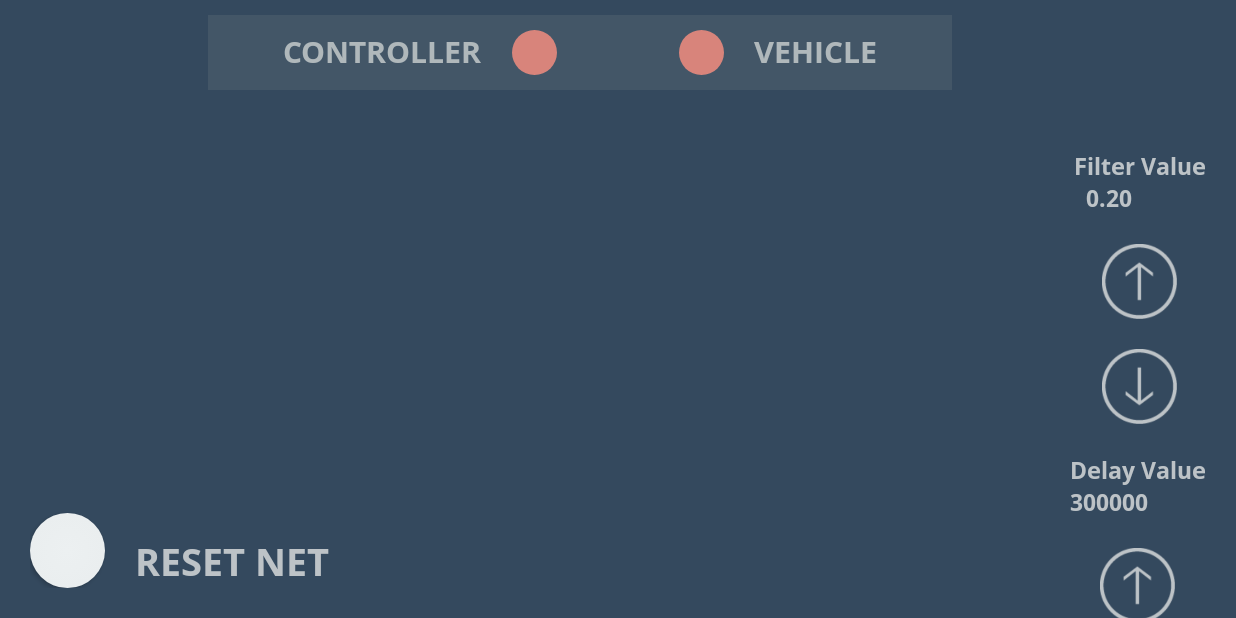
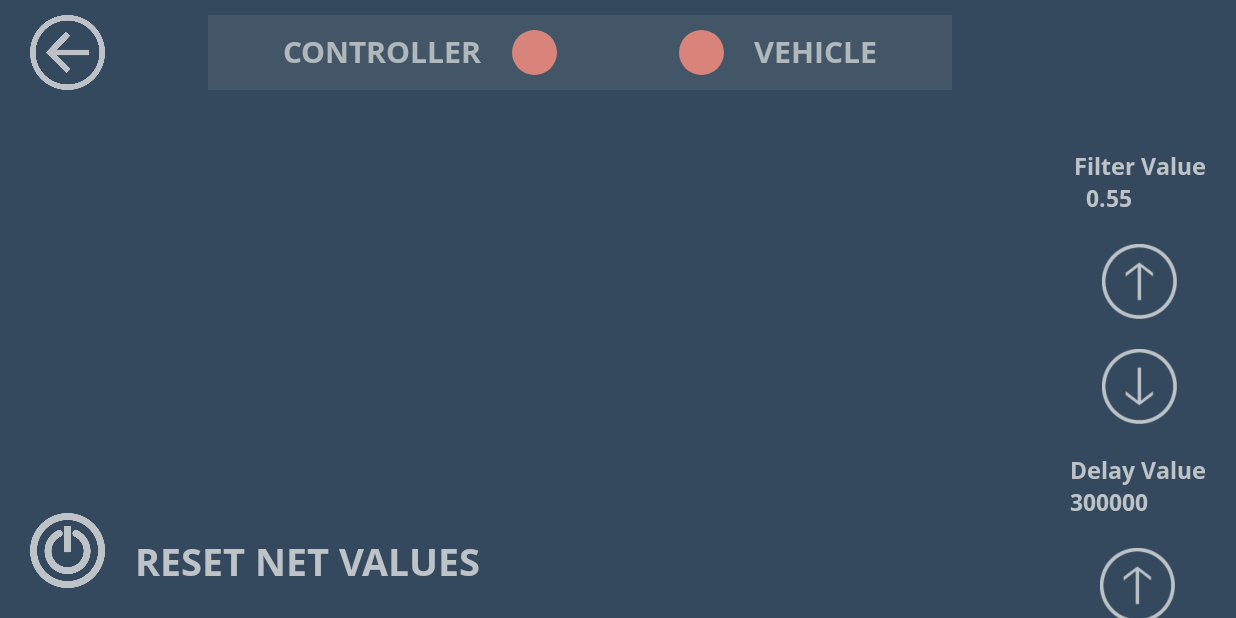
Before and after one commit to dkim89/FPGAController, an Android app: the fragment ExamineAccelFragment placed in its activity, after a tap on an icon or button, on a phone screen of 824 x 412 dp (held sideways). Run offline under Robolectric (Android 15) with nearby library versions, the phone set to English and light mode, and no system bars.

Commit message:
modifications to UI and navigation

```diff
--- a/app/src/main/java/spring15/ec551/fpgacontroller/accelerometer/AccelerometerHighPassFilter.java
+++ b/app/src/main/java/spring15/ec551/fpgacontroller/accelerometer/AccelerometerHighPassFilter.java
@@ -1,4 +1,5 @@
 package spring15.ec551.fpgacontroller.accelerometer;
+
 import spring15.ec551.fpgacontroller.resources.UserConfigurationObject;
 
 /**
@@ -24,7 +25,6 @@ public class AccelerometerHighPassFilter {
 
     public AccelerometerHighPassFilter(float factor) {
         kFilteringFactor = factor;
-//        setDefaultConfiguration();
     }
 
     public AccelerometerHighPassFilter(UserConfigurationObject mConfigObject) {
@@ -44,6 +44,7 @@ public class AccelerometerHighPassFilter {
         return new float[] {mAccel[X], mAccel[Y], mAccel[Z]};
     }
 
+
     /** Default configuration settings for the controller */
     public void setDefaultConfiguration() {
         // TODO
--- a/app/src/main/java/spring15/ec551/fpgacontroller/accelerometer/ControllerVehicleInterfacer.java
+++ b/app/src/main/java/spring15/ec551/fpgacontroller/accelerometer/ControllerVehicleInterfacer.java
@@ -6,6 +6,8 @@ import android.hardware.SensorEvent;
 import android.hardware.SensorEventListener;
 import android.hardware.SensorManager;
 import android.util.Log;
+
+import spring15.ec551.fpgacontroller.fragments.FragmentBackButtonInitializer;
 
 /**
  * Created by davidkim on 3/26/15.
@@ -24,12 +26,13 @@ public class ControllerVehicleInterfacer implements SensorEventListener {
     private AccelerometerHighPassFilter mFilter;
     public ControllerInterfaceListener mInterface;
 
+
     /** The filtered accelerometer values from AccelerometerHighPassFilter */
     float mBaseValues[] = {0.0f, 0.0f, 0.0f};
     float mFilterValues[] = {0.0f, 0.0f, 0.0f};
 
     private final int DELAY_FACTOR = 100000;
-    private final int DELAY_VALUE_LIMIT = 21474;
+    private final int DELAY_VALUE_LIMIT = 20000;
     private int mDelayValue;
 
     public ControllerVehicleInterfacer(Context context, ControllerInterfaceListener interfacer) {
@@ -42,7 +45,7 @@ public class ControllerVehicleInterfacer implements SensorEventListener {
 
         mDelayValue = SensorManager.SENSOR_DELAY_NORMAL;
         registerSensor();
-        mFilter = new AccelerometerHighPassFilter(0.1f);
+        mFilter = new AccelerometerHighPassFilter(0.5f);
     }
 
     public float getFilterValue() {
@@ -55,20 +58,20 @@ public class ControllerVehicleInterfacer implements SensorEventListener {
 
     public void increaseFilterValue() {
         if (mFilter.kFilteringFactor < 1.0f) {
-            if (mFilter.kFilteringFactor > 0.9f) {
+            if (mFilter.kFilteringFactor > 0.95f) {
                 mFilter.kFilteringFactor = 1.0f;
             } else {
-                mFilter.kFilteringFactor += 0.1f;
+                mFilter.kFilteringFactor += 0.05f;
             }
         }
     }
 
     public void decreaseFilterValue() {
         if (mFilter.kFilteringFactor > 0.0f) {
-            if (mFilter.kFilteringFactor < 0.1f) {
+            if (mFilter.kFilteringFactor < 0.05f) {
                 mFilter.kFilteringFactor = 0.0f;
             } else {
-                mFilter.kFilteringFactor -= 0.1f;
+                mFilter.kFilteringFactor -= 0.05f;
             }
         }
     }
--- a/app/src/main/java/spring15/ec551/fpgacontroller/activities/MainActivity.java
+++ b/app/src/main/java/spring15/ec551/fpgacontroller/activities/MainActivity.java
@@ -10,12 +10,13 @@ import android.view.MenuItem;
 import android.view.View;
 import android.widget.Button;
 
+import spring15.ec551.fpgacontroller.fragments.FragmentBackButtonInitializer;
 import spring15.ec551.fpgacontroller.fragments.MenuFragment;
 import spring15.ec551.fpgacontroller.fragments.MenuInterfaceListener;
 import spring15.ec551.fpgacontroller.R;
 import spring15.ec551.fpgacontroller.fragments.ExamineAccelFragment;
 
-public class MainActivity extends ActionBarActivity implements MenuInterfaceListener {
+public class MainActivity extends ActionBarActivity implements MenuInterfaceListener, FragmentBackButtonInitializer {
 
     final String CONTROLLER_SETTINGS_FRAGMENT = "controller_settings_fragment";
     final String MENU_FRAGMENT = "Menu Fragment";
@@ -36,35 +37,11 @@ public class MainActivity extends ActionBarActivity implements MenuInterfaceList
         mControllerIndicator = findViewById(R.id.controller_indicator);
         mVehicleIndicator = findViewById(R.id.vehicle_indicator);
         mBackButton = (Button) findViewById(R.id.back_button);
-        mBackButton.setVisibility(View.INVISIBLE);
 
         // If no fragment is visible
         if (savedInstanceState == null) {
-            initializeMenuFragment();
+            initializeMenuFragment(false);
         }
-    }
-
-    @Override
-    public void onResume() {
-        super.onResume();
-
-//        if (mCurrentFragmentTag.equals(CONTROLLER_SETTINGS_FRAGMENT)) {
-//            mSensorManager.registerListener(
-//                    (SensorEventListener) getFragmentManager().findFragmentByTag(CONTROLLER_SETTINGS_FRAGMENT),
-//                    mAccelerometer, SensorManager.SENSOR_DELAY_NORMAL);
-//        }
-    }
-
-    @Override
-    public void onPause() {
-        super.onPause();
-        // Disable the sensor when application is not being used to convserve battery
-//        if (mSensorManager.getDefaultSensor(Sensor.TYPE_ACCELEROMETER) != null) {
-//            if (mCurrentFragmentTag.equals(CONTROLLER_SETTINGS_FRAGMENT)) {
-//                mSensorManager.unregisterListener(
-//                        (SensorEventListener) getFragmentManager().findFragmentByTag(CONTROLLER_SETTINGS_FRAGMENT));
-//            }
-//        }
     }
 
     /** Listener for MenuFragment ListView */
@@ -76,31 +53,26 @@ public class MainActivity extends ActionBarActivity implements MenuInterfaceList
 
 
     /** MenuFragment Transactions */
-    private void initializeMenuFragment() {
+    private void initializeMenuFragment(boolean backstack) {
+        if (!backstack) {
             MenuFragment menuFragment = MenuFragment.newInstance();
             FragmentTransaction transaction = getFragmentManager().beginTransaction();
-        transaction.replace(R.id.fragment_container, menuFragment, MENU_FRAGMENT);
-        transaction.addToBackStack(MENU_FRAGMENT);
+            transaction.add(R.id.fragment_container, menuFragment);
             transaction.commit();
+        }
 
         mBackButton.setVisibility(View.INVISIBLE);
     }
 
     /** ControllerSettingsFragment */
     private void initializeControllerSettingsFragment() {
+        if (getFragmentManager().findFragmentByTag(CONTROLLER_SETTINGS_FRAGMENT) == null) {
             ExamineAccelFragment controllerSettingFragment = ExamineAccelFragment.newInstance();
             FragmentTransaction transaction = getFragmentManager().beginTransaction();
             transaction.replace(R.id.fragment_container, controllerSettingFragment, CONTROLLER_SETTINGS_FRAGMENT);
             transaction.addToBackStack(CONTROLLER_SETTINGS_FRAGMENT);
             transaction.commit();
-
-        mBackButton.setVisibility(View.VISIBLE);
-        mBackButton.setOnClickListener(new View.OnClickListener() {
-            @Override
-            public void onClick(View v) {
-                initializeMenuFragment();
         }
-        });
     }
 
     @Override
@@ -120,4 +92,15 @@ public class MainActivity extends ActionBarActivity implements MenuInterfaceList
         return super.onOptionsItemSelected(item);
     }
 
+    @Override
+    public void initializeExamineAccelerometerBackstack() {
+        mBackButton.setVisibility(View.VISIBLE);
+        mBackButton.setOnClickListener(new View.OnClickListener() {
+            @Override
+            public void onClick(View v) {
+                getFragmentManager().popBackStack();
+                mBackButton.setVisibility(View.INVISIBLE);
             }
+        });
+    }
+}
--- a/app/src/main/java/spring15/ec551/fpgacontroller/fragments/ExamineAccelFragment.java
+++ b/app/src/main/java/spring15/ec551/fpgacontroller/fragments/ExamineAccelFragment.java
@@ -25,9 +25,10 @@ import spring15.ec551.fpgacontroller.resources.FixedWidthTextView;
 public class ExamineAccelFragment extends Fragment implements ControllerInterfaceListener {
 
     Context mContext;
+    FragmentBackButtonInitializer mFragmentBackInitializer;
+
     FixedWidthTextView mUnfiltered, mFiltered, mNet;
     CustomTextView mFilterControl, mDelay;
-
     Button mResetNet, mIncreaseFilter, mDecreaseFilter, mIncreaseDelay, mDecreaseDelay;
 
     private ControllerVehicleInterfacer mController;
@@ -78,6 +79,7 @@ public class ExamineAccelFragment extends Fragment implements ControllerInterfac
         mFilterControl.setText("Filter Value\n" + String.format("%6.2f", mController.getFilterValue()));
         mDelay.setText("Delay Value\n" + mController.getDelayValue());
 
+        mFragmentBackInitializer.initializeExamineAccelerometerBackstack();
         return view;
     }
 
@@ -128,6 +130,7 @@ public class ExamineAccelFragment extends Fragment implements ControllerInterfac
     public void onAttach(Activity activity) {
         super.onAttach(activity);
         mContext = activity;
+        mFragmentBackInitializer = (FragmentBackButtonInitializer) mContext;
     }
 
     @Override
--- /dev/null
+++ b/app/src/main/java/spring15/ec551/fpgacontroller/fragments/FragmentBackButtonInitializer.java
@@ -0,0 +1,8 @@
+package spring15.ec551.fpgacontroller.fragments;
+
+/**
+ * Created by davidkim on 3/28/15.
+ */
+public interface FragmentBackButtonInitializer {
+    public void initializeExamineAccelerometerBackstack();
+}
--- a/app/src/main/java/spring15/ec551/fpgacontroller/fragments/MenuFragment.java
+++ b/app/src/main/java/spring15/ec551/fpgacontroller/fragments/MenuFragment.java
@@ -81,6 +81,7 @@ public class MenuFragment extends Fragment implements AdapterView.OnItemClickLis
         mList.add(VEHICLE_SETTINGS);
         mList.add(EXAMINE_ACCEL);
         mList.add(BACK_TO_MAIN);
+
     }
 
     @Override
--- a/app/src/main/res/drawable/back_button_selector.xml
+++ b/app/src/main/res/drawable/back_button_selector.xml
@@ -1,7 +1,7 @@
 <?xml version="1.0" encoding="utf-8"?>
 <selector xmlns:android="http://schemas.android.com/apk/res/android">
-    <item android:drawable="@drawable/back_button_selected" android:state_pressed="true" />
-    <item android:drawable="@drawable/back_button_selected" android:state_selected="true" />
+    <item android:drawable="@drawable/back_button_clicked" android:state_pressed="true" />
+    <item android:drawable="@drawable/back_button_clicked" android:state_selected="true" />
     <item android:drawable="@drawable/back_button" />
 
 </selector>
--- a/app/src/main/res/drawable/reset_button.xml
+++ /dev/null
@@ -1,12 +0,0 @@
-<?xml version="1.0" encoding="utf-8"?>
-<shape xmlns:android="http://schemas.android.com/apk/res/android"
-    android:shape="oval">
-
-
-    <gradient
-        android:type="radial"
-        android:gradientRadius="6000%"
-        android:startColor="@color/reset_color"
-        android:endColor="@color/reset_color_end" />
-
-</shape>
--- a/app/src/main/res/drawable/reset_button_clicked.xml
+++ /dev/null
@@ -1,12 +0,0 @@
-<?xml version="1.0" encoding="utf-8"?>
-<shape xmlns:android="http://schemas.android.com/apk/res/android"
-    android:shape="oval">
-
-
-    <gradient
-        android:type="radial"
-        android:gradientRadius="6000%"
-        android:startColor="@color/reset_color_end"
-        android:endColor="@color/reset_color" />
-
-</shape>
--- a/app/src/main/res/values/strings.xml
+++ b/app/src/main/res/values/strings.xml
@@ -7,5 +7,5 @@
 
 <!-- TODO: Remove or change this placeholder text -->
     <string name="hello_blank_fragment">Hello blank fragment</string>
-    <string name="reset">RESET NET</string>
+    <string name="reset">RESET NET VALUES</string>
 </resources>
```
Also changed, not shown: app/src/main/res/drawable/back_button.png, app/src/main/res/drawable/back_button_clicked.png (added), app/src/main/res/drawable/back_button_selected.png (deleted), app/src/main/res/drawable/reset_button.png (added), app/src/main/res/drawable/reset_button_clicked.png (added). Lines whose indentation alone changed are shown as unchanged.
